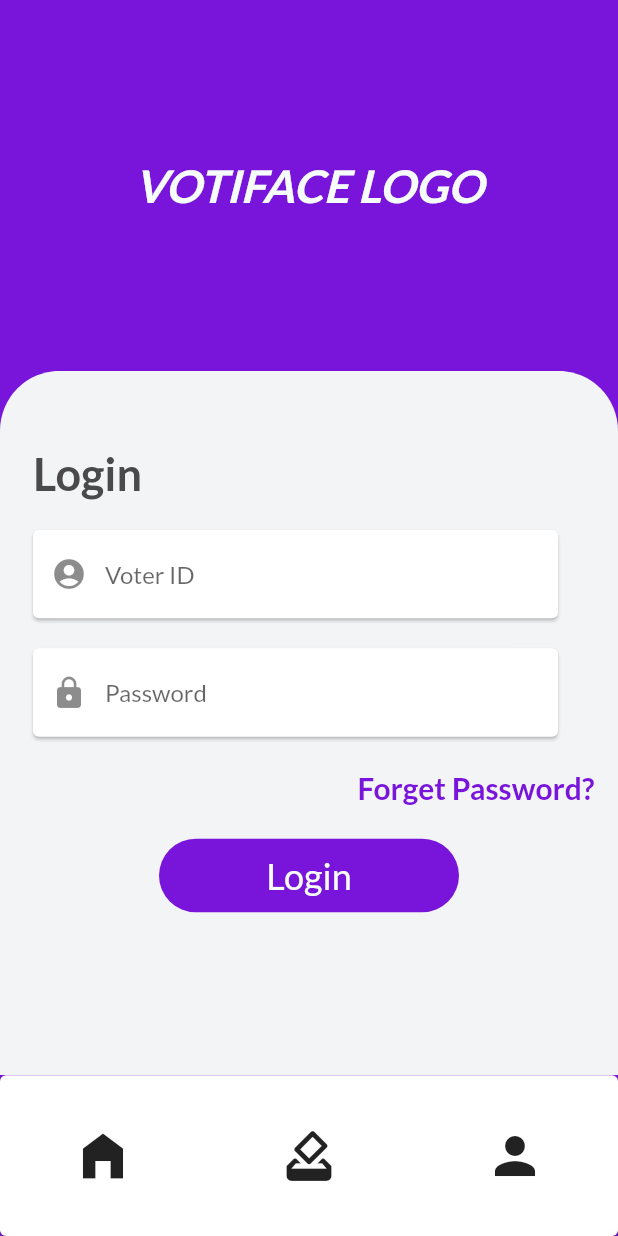
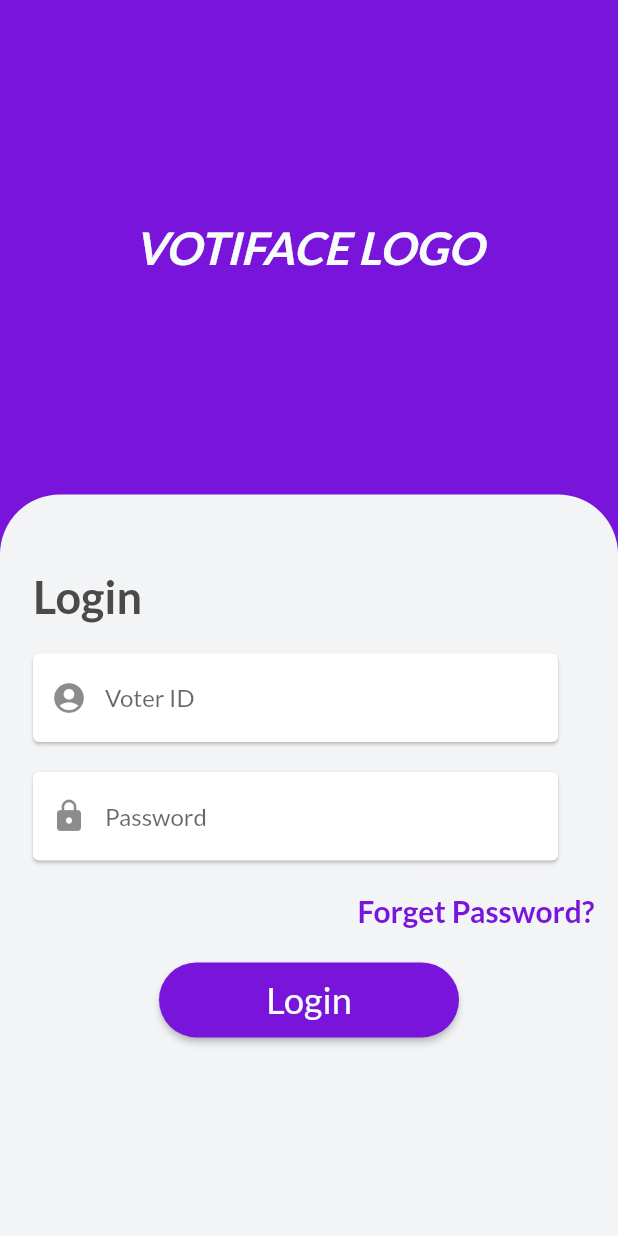
Before and after one commit to SqueezedLemon/Votiface, a Flutter app: the screen it shows after launch, on a phone screen of 412 x 824 dp. Run offline on Flutter 3.47's test engine with Material 2 defaults, Android fonts, the phone set to English and light mode, and no system bars; our stand-ins replace firebase_auth, firebase_core; accounts and stored records are empty.

Commit message:
basic auth completed

```diff
--- a/lib/main.dart
+++ b/lib/main.dart
@@ -1,11 +1,15 @@
+import 'package:firebase_core/firebase_core.dart';
 import 'package:flutter/material.dart';
 import 'package:provider/provider.dart';
 import 'package:votiface/providers/nav_bar_provider.dart';
 import 'package:votiface/routes.dart';
+import 'package:votiface/screens/landing/landing_screen.dart';
 import 'package:votiface/screens/landing/main_screen.dart';
 import 'package:votiface/theme.dart';
 
-void main() {
+void main() async {
+  WidgetsFlutterBinding.ensureInitialized();
+  await Firebase.initializeApp();
   runApp(const MyApp());
 }
 
@@ -24,7 +28,7 @@ class MyApp extends StatelessWidget {
         title: 'Toy Choir',
         debugShowCheckedModeBanner: false,
         theme: theme(),
-        initialRoute: MainScreen.routeName,
+        initialRoute: LandingScreen.routeName,
         routes: routes,
       ),
     );
--- a/lib/routes.dart
+++ b/lib/routes.dart
@@ -1,11 +1,13 @@
 import 'package:flutter/material.dart';
 import 'package:votiface/screens/account/account_screen.dart';
+import 'package:votiface/screens/landing/landing_screen.dart';
 import 'package:votiface/screens/landing/main_screen.dart';
 import 'package:votiface/screens/vote/vote_screen.dart';
 
 import 'screens/auth/auth_screen.dart';
 
 final Map<String, WidgetBuilder> routes = {
+  LandingScreen.routeName: (ctx) => LandingScreen(),
   MainScreen.routeName: (ctx) => MainScreen(),
   AuthScreen.routeName: (ctx) => AuthScreen(),
   VoteScreen.routeName: (ctx) => VoteScreen(),
--- a/lib/screens/auth/auth_screen.dart
+++ b/lib/screens/auth/auth_screen.dart
@@ -15,6 +15,8 @@ class AuthScreen extends StatefulWidget {
 class _AuthScreenState extends State<AuthScreen> {
   @override
   Widget build(BuildContext context) {
-    return Body();
+    return Scaffold(
+      body: Body(),
+    );
   }
 }
--- a/lib/screens/auth/components/body.dart
+++ b/lib/screens/auth/components/body.dart
@@ -1,6 +1,7 @@
 import 'package:flutter/material.dart';
 
 import '../../../constants.dart';
+import 'login_widget.dart';
 
 class Body extends StatelessWidget {
   const Body({Key? key}) : super(key: key);
@@ -10,7 +11,7 @@ class Body extends StatelessWidget {
     return Column(
       children: [
         Container(
-          height: MediaQuery.of(context).size.height * 0.30,
+          height: MediaQuery.of(context).size.height * 0.40,
           width: double.infinity,
           child: Center(
             child: Text(
@@ -23,114 +24,7 @@ class Body extends StatelessWidget {
             ),
           ),
         ),
-        Expanded(
-          child: SingleChildScrollView(
-            child: Container(
-              width: double.infinity,
-              height: MediaQuery.of(context).size.height * 0.7,
-              decoration: const BoxDecoration(
-                  color: backColor,
-                  borderRadius: BorderRadius.only(
-                    topRight: Radius.circular(40.0),
-                    topLeft: Radius.circular(40.0),
-                  )),
-              child: Column(
-                crossAxisAlignment: CrossAxisAlignment.start,
-                children: [
-                  SizedBox(
-                    height: 40,
-                  ),
-                  Padding(
-                    padding: const EdgeInsets.symmetric(
-                        vertical: 10, horizontal: 22),
-                    child: Text(
-                      'Login',
-                      style:
-                          TextStyle(fontSize: 30, fontWeight: FontWeight.bold),
-                    ),
-                  ),
-                  Card(
-                    margin: EdgeInsets.fromLTRB(22, 10, 40, 10),
-                    child: Container(
-                      child: TextFormField(
-                        decoration: InputDecoration(
-                          hintText: 'Voter ID',
-                          enabledBorder: OutlineInputBorder(
-                            borderSide: BorderSide.none,
-                            borderRadius: BorderRadius.all(
-                              Radius.circular(10),
-                            ),
-                          ),
-                          focusedBorder: OutlineInputBorder(
-                            borderRadius: BorderRadius.all(
-                              Radius.circular(10),
-                            ),
-                          ),
-                          prefixIcon: Icon(Icons.account_circle),
-                        ),
-                        textInputAction: TextInputAction.next,
-                        keyboardType: TextInputType.text,
-                      ),
-                    ),
-                  ),
-                  Card(
-                    margin: EdgeInsets.fromLTRB(22, 10, 40, 10),
-                    child: Container(
-                      child: TextFormField(
-                        decoration: InputDecoration(
-                            hintText: 'Password',
-                            enabledBorder: OutlineInputBorder(
-                              borderSide: BorderSide.none,
-                              borderRadius: BorderRadius.all(
-                                Radius.circular(10),
-                              ),
-                            ),
-                            focusedBorder: OutlineInputBorder(
-                              borderRadius: BorderRadius.all(
-                                Radius.circular(10),
-                              ),
-                            ),
-                            prefixIcon: Icon(Icons.lock)),
-                        textInputAction: TextInputAction.next,
-                        keyboardType: TextInputType.text,
-                      ),
-                    ),
-                  ),
-                  Align(
-                    alignment: Alignment.centerRight,
-                    child: TextButton(
-                      onPressed: () {},
-                      child: const Text(
-                        'Forget Password?  ',
-                        style: TextStyle(
-                            fontSize: 20,
-                            color: kPrimaryColor,
-                            fontWeight: FontWeight.bold),
-                      ),
-                    ),
-                  ),
-                  SizedBox(
-                    height: 10,
-                  ),
-                  Center(
-                    child: Container(
-                      padding: EdgeInsets.all(10),
-                      width: 200,
-                      alignment: Alignment.center,
-                      child: Text(
-                        'Login',
-                        style: Theme.of(context).textTheme.headline5,
-                      ),
-                      decoration: BoxDecoration(
-                          borderRadius: BorderRadius.circular(80),
-                          color: kPrimaryColor),
-                    ),
-                  ),
-                ],
-              ),
-            ),
-          ),
-        ),
+        LoginWidget(),
       ],
     );
   }
--- /dev/null
+++ b/lib/screens/auth/components/login_widget.dart
@@ -0,0 +1,143 @@
+import 'package:flutter/material.dart';
+import 'package:votiface/services/authentication/firebase_auth.dart';
+
+import '../../../constants.dart';
+
+class LoginWidget extends StatefulWidget {
+  LoginWidget({
+    Key? key,
+  }) : super(key: key);
+
+  @override
+  State<LoginWidget> createState() => _LoginWidgetState();
+}
+
+class _LoginWidgetState extends State<LoginWidget> {
+  final idController = TextEditingController();
+
+  final passController = TextEditingController();
+  @override
+  void dispose() {
+    idController.dispose();
+    passController.dispose();
+    super.dispose();
+  }
+
+  @override
+  Widget build(BuildContext context) {
+    return Expanded(
+      child: SingleChildScrollView(
+        child: Container(
+          width: double.infinity,
+          height: MediaQuery.of(context).size.height * 0.6,
+          decoration: const BoxDecoration(
+              color: backColor,
+              borderRadius: BorderRadius.only(
+                topRight: Radius.circular(40.0),
+                topLeft: Radius.circular(40.0),
+              )),
+          child: Column(
+            crossAxisAlignment: CrossAxisAlignment.start,
+            children: [
+              const SizedBox(
+                height: 40,
+              ),
+              const Padding(
+                padding: EdgeInsets.symmetric(vertical: 10, horizontal: 22),
+                // ignore: unnecessary_const
+                child: const Text(
+                  'Login',
+                  style: TextStyle(fontSize: 30, fontWeight: FontWeight.bold),
+                ),
+              ),
+              Card(
+                margin: const EdgeInsets.fromLTRB(22, 10, 40, 10),
+                child: Container(
+                  child: TextFormField(
+                    controller: idController,
+                    decoration: const InputDecoration(
+                      hintText: 'Voter ID',
+                      enabledBorder: OutlineInputBorder(
+                        borderSide: BorderSide.none,
+                        borderRadius: BorderRadius.all(
+                          Radius.circular(10),
+                        ),
+                      ),
+                      // ignore: unnecessary_const
+                      focusedBorder: const OutlineInputBorder(
+                        borderRadius: BorderRadius.all(
+                          Radius.circular(10),
+                        ),
+                      ),
+                      prefixIcon: Icon(Icons.account_circle),
+                    ),
+                    textInputAction: TextInputAction.next,
+                    keyboardType: TextInputType.text,
+                  ),
+                ),
+              ),
+              Card(
+                margin: const EdgeInsets.fromLTRB(22, 10, 40, 10),
+                child: Container(
+                  child: TextFormField(
+                    controller: passController,
+                    decoration: const InputDecoration(
+                        hintText: 'Password',
+                        enabledBorder: OutlineInputBorder(
+                          borderSide: BorderSide.none,
+                          borderRadius: BorderRadius.all(
+                            Radius.circular(10),
+                          ),
+                        ),
+                        focusedBorder: OutlineInputBorder(
+                          borderRadius: BorderRadius.all(
+                            Radius.circular(10),
+                          ),
+                        ),
+                        prefixIcon: Icon(Icons.lock)),
+                    textInputAction: TextInputAction.next,
+                    keyboardType: TextInputType.text,
+                    obscureText: true,
+                  ),
+                ),
+              ),
+              Align(
+                alignment: Alignment.centerRight,
+                child: TextButton(
+                  onPressed: () {},
+                  child: const Text(
+                    'Forget Password?  ',
+                    style: TextStyle(
+                        fontSize: 20,
+                        color: kPrimaryColor,
+                        fontWeight: FontWeight.bold),
+                  ),
+                ),
+              ),
+              const SizedBox(
+                height: 10,
+              ),
+              Center(
+                child: ElevatedButton(
+                  onPressed: () => signIn(
+                      email: idController.text, password: passController.text),
+                  style: ElevatedButton.styleFrom(
+                    primary: kPrimaryColor,
+                    fixedSize: Size(200, 50),
+                    shape: RoundedRectangleBorder(
+                      borderRadius: BorderRadius.circular(90.0),
+                    ),
+                  ),
+                  child: Text(
+                    'Login',
+                    style: Theme.of(context).textTheme.headline5,
+                  ),
+                ),
+              ),
+            ],
+          ),
+        ),
+      ),
+    );
+  }
+}
--- /dev/null
+++ b/lib/screens/landing/landing_screen.dart
@@ -0,0 +1,21 @@
+import 'package:firebase_auth/firebase_auth.dart';
+import 'package:flutter/material.dart';
+import 'package:votiface/screens/auth/auth_screen.dart';
+import 'package:votiface/screens/landing/main_screen.dart';
+
+class LandingScreen extends StatelessWidget {
+  static const routeName = '/landing';
+  const LandingScreen({Key? key}) : super(key: key);
+
+  @override
+  Widget build(BuildContext context) {
+    return StreamBuilder(
+        stream: FirebaseAuth.instance.authStateChanges(),
+        builder: (context, userSnapshot) {
+          if (userSnapshot.hasData) {
+            return MainScreen();
+          }
+          return AuthScreen();
+        });
+  }
+}
--- a/lib/screens/landing/main_screen.dart
+++ b/lib/screens/landing/main_screen.dart
@@ -18,7 +18,7 @@ class MainScreen extends StatefulWidget {
 
 class _MainScreenState extends State<MainScreen> {
   List<Widget> screens = [
-    AuthScreen(),
+    VoteScreen(),
     VoteScreen(),
     AccountScreen(),
   ];
--- a/lib/screens/vote/vote_screen.dart
+++ b/lib/screens/vote/vote_screen.dart
@@ -1,5 +1,6 @@
 import 'dart:ui';
 
+import 'package:firebase_auth/firebase_auth.dart';
 import 'package:flutter/material.dart';
 
 class VoteScreen extends StatefulWidget {
--- /dev/null
+++ b/lib/services/authentication/firebase_auth.dart
@@ -0,0 +1,12 @@
+import 'package:firebase_auth/firebase_auth.dart';
+import 'package:flutter/foundation.dart';
+
+Future signIn({required String email, required String password}) async {
+  final FirebaseAuth _auth = FirebaseAuth.instance;
+  try {
+    await _auth.signInWithEmailAndPassword(email: email, password: password);
+    return null;
+  } on FirebaseAuthException catch (e) {
+    return e.message;
+  }
+}
--- a/pubspec.yaml
+++ b/pubspec.yaml
@@ -35,6 +35,8 @@ dependencies:
   # Use with the CupertinoIcons class for iOS style icons.
   cupertino_icons: ^1.0.2
   provider: ^6.0.2
+  firebase_auth: ^3.3.8
+  firebase_core: ^1.14.1
 
 dev_dependencies:
   flutter_test:
```
Also changed, not shown: pubspec.lock, 8 other files.
